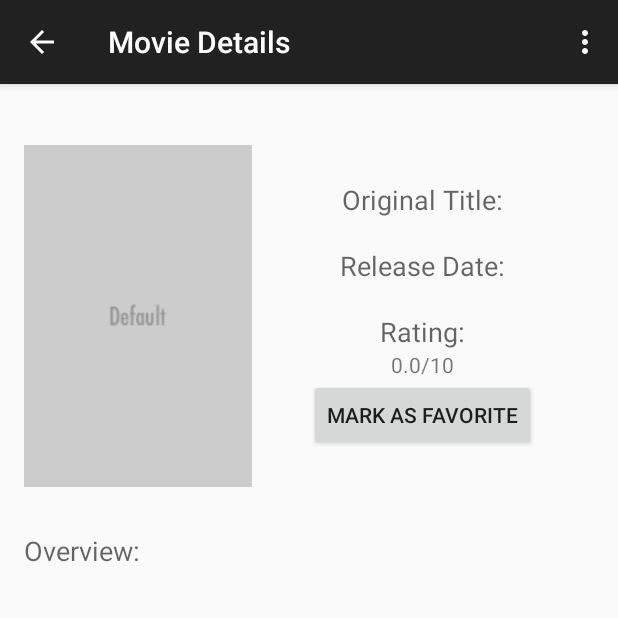
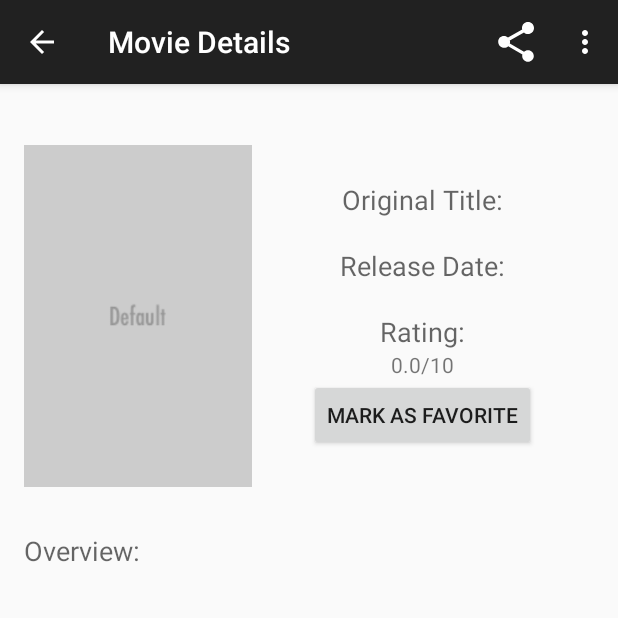
Before and after one commit to dashengz/popular-movies, an Android app: the DetailFragment screen opened directly, with no data from a screen before it, on a phone screen of 412 x 824 dp, the top half of it. Run offline under Robolectric (Android 15) with nearby library versions, the phone set to English and light mode, and no system bars; our stand-ins replace Picasso; pictures from the network do not load; 13 statements that could not run were skipped.

Commit message:
Add ShareActionProvider for trailer in detail fragment

```diff
--- a/app/src/main/java/me/dashengzhang/popularmovies/DetailFragment.java
+++ b/app/src/main/java/me/dashengzhang/popularmovies/DetailFragment.java
@@ -9,7 +9,12 @@ import android.support.v4.app.Fragment;
 import android.support.v4.app.LoaderManager;
 import android.support.v4.content.CursorLoader;
 import android.support.v4.content.Loader;
+import android.support.v4.view.MenuItemCompat;
+import android.support.v7.widget.ShareActionProvider;
 import android.view.LayoutInflater;
+import android.view.Menu;
+import android.view.MenuInflater;
+import android.view.MenuItem;
 import android.view.View;
 import android.view.ViewGroup;
 import android.widget.AdapterView;
@@ -83,6 +88,7 @@ public class DetailFragment extends Fragment implements LoaderManager.LoaderCall
             MovieContract.TrailerEntry.COLUMN_SITE,
             MovieContract.TrailerEntry.COLUMN_TYPE
     };
+    private static final String SHARE_HASHTAG = " #PopularMoviesApp";
     private TextView mTitle;
     private TextView mOverview;
     private TextView mDate;
@@ -92,13 +98,18 @@ public class DetailFragment extends Fragment implements LoaderManager.LoaderCall
     private ExpandedListView mTrailerView;
     private TextView mReviewLabel;
     private TextView mTrailerLabel;
-
     private Uri mMovieUri;
     private Uri mReviewUri;
     private Uri mTrailerUri;
-
     private ReviewAdapter mReviewAdapter;
     private TrailerAdapter mTrailerAdapter;
+    private ShareActionProvider mShareActionProvider;
+    private String mShare;
+
+
+    public DetailFragment() {
+        setHasOptionsMenu(true);
+    }
 
     @Override
     public View onCreateView(LayoutInflater inflater, ViewGroup container,
@@ -148,6 +159,25 @@ public class DetailFragment extends Fragment implements LoaderManager.LoaderCall
         });
 
         return rootView;
+    }
+
+    @Override
+    public void onCreateOptionsMenu(Menu menu, MenuInflater inflater) {
+        inflater.inflate(R.menu.menu_detail_fragment, menu);
+        MenuItem menuItem = menu.findItem(R.id.action_share);
+        mShareActionProvider = (ShareActionProvider) MenuItemCompat.getActionProvider(menuItem);
+        // If onLoadFinished happens before this, set the share intent
+        if (mShare != null) {
+            mShareActionProvider.setShareIntent(createShareIntent());
+        }
+    }
+
+    private Intent createShareIntent() {
+        Intent shareIntent = new Intent(Intent.ACTION_SEND);
+        shareIntent.addFlags(Intent.FLAG_ACTIVITY_CLEAR_WHEN_TASK_RESET);
+        shareIntent.setType("text/plain");
+        shareIntent.putExtra(Intent.EXTRA_TEXT, mShare + SHARE_HASHTAG);
+        return shareIntent;
     }
 
     @Override
@@ -218,8 +248,6 @@ public class DetailFragment extends Fragment implements LoaderManager.LoaderCall
                 double movieVote = data.getDouble(COL_MOVIE_VOTE);
                 String voteDisplay = movieVote + "/10";
 
-//                    Log.e(LOG_TAG, String.valueOf(movieId));
-
                 mTitle.setText(movieTitle);
                 mOverview.setText(movieOverview);
                 mDate.setText(movieDate);
@@ -243,6 +271,8 @@ public class DetailFragment extends Fragment implements LoaderManager.LoaderCall
                 throw new UnsupportedOperationException("Unknown loader:" + loader.getId());
         }
 
+        String title = mTitle.getText().toString();
+
         if (mReviewAdapter.getCount() == 0) {
             mReviewLabel.setVisibility(View.INVISIBLE);
         } else {
@@ -250,8 +280,18 @@ public class DetailFragment extends Fragment implements LoaderManager.LoaderCall
         }
         if (mTrailerAdapter.getCount() == 0) {
             mTrailerLabel.setVisibility(View.INVISIBLE);
+            // if there's no trailer, share movie name instead
+            mShare = "Let's find out more about " + title + " on";
         } else {
             mTrailerLabel.setVisibility(View.VISIBLE);
+            // if there is at least one trailer
+            Cursor cursor = (Cursor) mTrailerView.getItemAtPosition(0);
+            mShare = "Check out this trailer of " + title + " on YouTube: https://www.youtube.com/watch?v=" + cursor.getString(COL_KEY);
+        }
+
+        // If onCreateOptionsMenu has already happened, update the share intent
+        if (mShareActionProvider != null) {
+            mShareActionProvider.setShareIntent(createShareIntent());
         }
     }
 
--- a/app/src/main/java/me/dashengzhang/popularmovies/MainActivity.java
+++ b/app/src/main/java/me/dashengzhang/popularmovies/MainActivity.java
@@ -28,7 +28,6 @@ public class MainActivity extends AppCompatActivity {
                     .commit();
         }
     }
-
 
     @Override
     public boolean onCreateOptionsMenu(Menu menu) {
--- /dev/null
+++ b/app/src/main/res/menu/menu_detail_fragment.xml
@@ -0,0 +1,10 @@
+<?xml version="1.0" encoding="utf-8"?>
+
+<menu xmlns:android="http://schemas.android.com/apk/res/android"
+    xmlns:app="http://schemas.android.com/apk/res-auto">
+    <item
+        android:id="@+id/action_share"
+        android:title="@string/action_share"
+        app:actionProviderClass="android.support.v7.widget.ShareActionProvider"
+        app:showAsAction="always" />
+</menu>
--- a/app/src/main/res/values/strings.xml
+++ b/app/src/main/res/values/strings.xml
@@ -5,6 +5,7 @@
     <string name="img_size">w185</string>
 
     <string name="action_settings">Settings</string>
+    <string name="action_share">Share</string>
     <string name="title_activity_main">Popular Movies</string>
     <string name="title_activity_detail">Movie Details</string>
     <string name="title_activity_review_detail">Review Detail</string>
```
